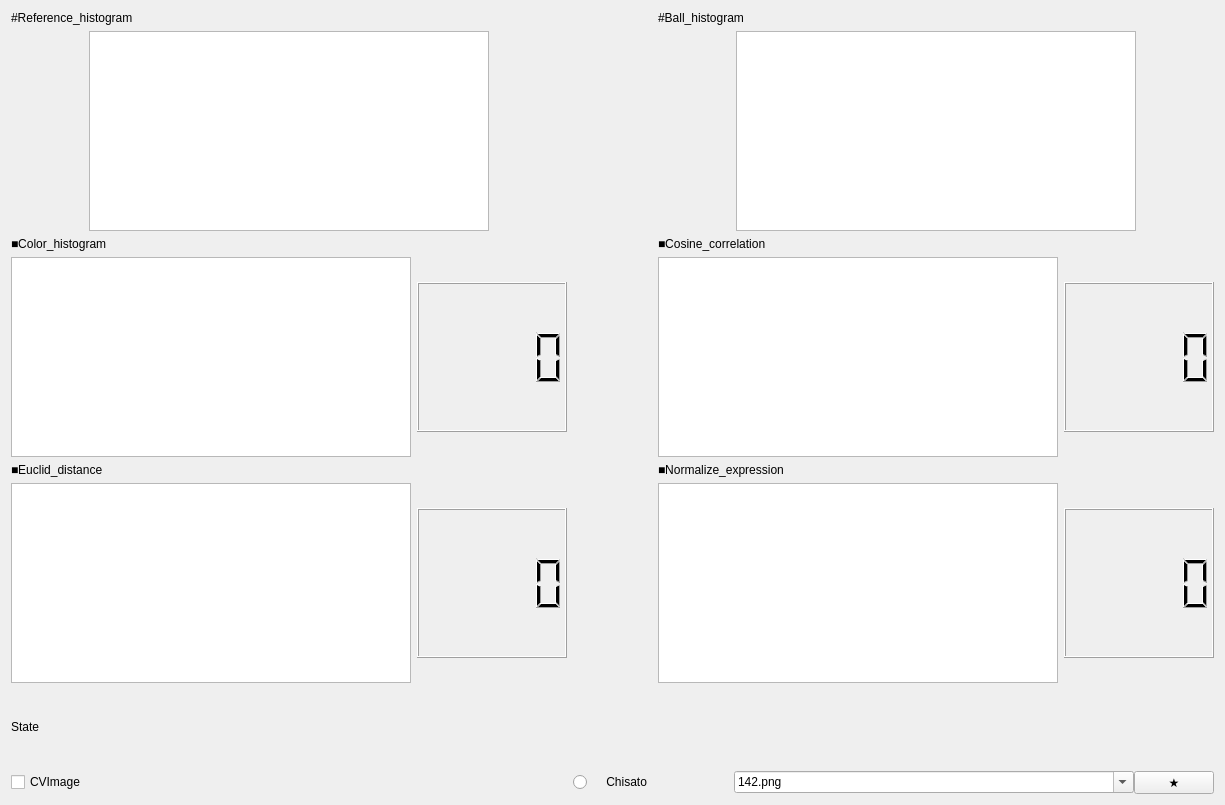
This is src/for_1426/ImageProcessing/otameshihistui.ui in ChisatoKasebayashi/Dorayaki as Qt 5 draws it before an edit. The edited form follows.
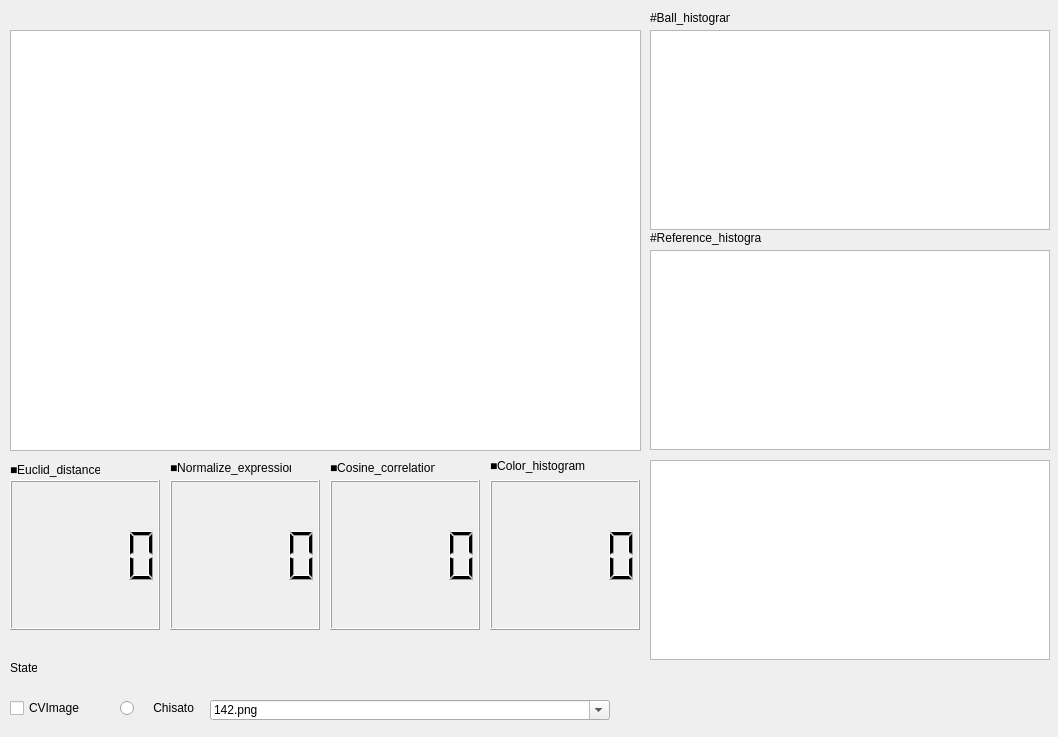
This is the edited form.

Commit message: 色を視覚化するための準備

The edit to the form file:
```diff
--- a/src/for_1426/ImageProcessing/otameshihistui.ui
+++ b/src/for_1426/ImageProcessing/otameshihistui.ui
@@ -6,28 +6,74 @@
    <rect>
     <x>0</x>
     <y>0</y>
-    <width>1161</width>
-    <height>805</height>
+    <width>1058</width>
+    <height>737</height>
    </rect>
   </property>
   <property name="windowTitle">
    <string>OtameshiHistUI</string>
   </property>
   <widget class="QWidget" name="centralWidget">
-   <layout class="QGridLayout" name="gridLayout">
-    <item row="0" column="0">
-     <layout class="QVBoxLayout" name="verticalLayout_2">
-      <item>
-       <widget class="QLabel" name="label_5">
+   <widget class="QLabel" name="labeldebug">
+    <property name="geometry">
+     <rect>
+      <x>10</x>
+      <y>660</y>
+      <width>27</width>
+      <height>16</height>
+     </rect>
+    </property>
         <property name="text">
-         <string>#Reference_histogram</string>
-        </property>
-       </widget>
-      </item>
-      <item>
-       <layout class="QHBoxLayout" name="horizontalLayout_6">
-        <item>
+     <string>State</string>
+    </property>
+   </widget>
+   <widget class="QCheckBox" name="checkCVImage">
+    <property name="geometry">
+     <rect>
+      <x>10</x>
+      <y>700</y>
+      <width>100</width>
+      <height>16</height>
+     </rect>
+    </property>
+    <property name="sizePolicy">
+     <sizepolicy hsizetype="Fixed" vsizetype="Fixed">
+      <horstretch>0</horstretch>
+      <verstretch>0</verstretch>
+     </sizepolicy>
+    </property>
+    <property name="minimumSize">
+     <size>
+      <width>100</width>
+      <height>0</height>
+     </size>
+    </property>
+    <property name="text">
+     <string>CVImage</string>
+    </property>
+   </widget>
+   <widget class="QRadioButton" name="Chisato">
+    <property name="geometry">
+     <rect>
+      <x>120</x>
+      <y>700</y>
+      <width>78</width>
+      <height>16</height>
+     </rect>
+    </property>
+    <property name="text">
+     <string>    Chisato</string>
+    </property>
+   </widget>
          <widget class="QGraphicsView" name="graphicsReference">
+    <property name="geometry">
+     <rect>
+      <x>650</x>
+      <y>250</y>
+      <width>400</width>
+      <height>200</height>
+     </rect>
+    </property>
           <property name="sizePolicy">
            <sizepolicy hsizetype="Fixed" vsizetype="Fixed">
             <horstretch>0</horstretch>
@@ -41,63 +87,131 @@
            </size>
           </property>
          </widget>
-        </item>
-       </layout>
-      </item>
-      <item>
+   <widget class="QLCDNumber" name="lcdScoreColorHist">
+    <property name="geometry">
+     <rect>
+      <x>490</x>
+      <y>480</y>
+      <width>150</width>
+      <height>150</height>
+     </rect>
+    </property>
+    <property name="sizePolicy">
+     <sizepolicy hsizetype="Fixed" vsizetype="Fixed">
+      <horstretch>0</horstretch>
+      <verstretch>0</verstretch>
+     </sizepolicy>
+    </property>
+    <property name="minimumSize">
+     <size>
+      <width>150</width>
+      <height>150</height>
+     </size>
+    </property>
+   </widget>
        <widget class="QLabel" name="label_6">
+    <property name="geometry">
+     <rect>
+      <x>490</x>
+      <y>450</y>
+      <width>101</width>
+      <height>31</height>
+     </rect>
+    </property>
         <property name="text">
          <string>■Color_histogram</string>
         </property>
        </widget>
-      </item>
-      <item>
-       <layout class="QHBoxLayout" name="horizontalLayout_7">
-        <item>
-         <widget class="QGraphicsView" name="graphicsColorHist">
-          <property name="sizePolicy">
-           <sizepolicy hsizetype="Fixed" vsizetype="Fixed">
-            <horstretch>0</horstretch>
-            <verstretch>0</verstretch>
-           </sizepolicy>
-          </property>
-          <property name="minimumSize">
+   <widget class="QGraphicsView" name="visualizeColor">
+    <property name="geometry">
+     <rect>
+      <x>10</x>
+      <y>30</y>
+      <width>631</width>
+      <height>421</height>
+     </rect>
+    </property>
+    <property name="maximumSize">
            <size>
-            <width>400</width>
-            <height>200</height>
+      <width>16777215</width>
+      <height>421</height>
            </size>
           </property>
          </widget>
-        </item>
-        <item>
-         <widget class="QLCDNumber" name="lcdScoreColorHist">
-          <property name="sizePolicy">
-           <sizepolicy hsizetype="Fixed" vsizetype="Fixed">
-            <horstretch>0</horstretch>
-            <verstretch>0</verstretch>
-           </sizepolicy>
-          </property>
-          <property name="minimumSize">
-           <size>
-            <width>150</width>
-            <height>150</height>
-           </size>
-          </property>
-         </widget>
-        </item>
-       </layout>
-      </item>
-      <item>
+   <widget class="QLabel" name="label">
+    <property name="geometry">
+     <rect>
+      <x>650</x>
+      <y>10</y>
+      <width>80</width>
+      <height>16</height>
+     </rect>
+    </property>
+    <property name="text">
+     <string>#Ball_histogram</string>
+    </property>
+   </widget>
+   <widget class="QLabel" name="label_5">
+    <property name="geometry">
+     <rect>
+      <x>650</x>
+      <y>230</y>
+      <width>112</width>
+      <height>16</height>
+     </rect>
+    </property>
+    <property name="text">
+     <string>#Reference_histogram</string>
+    </property>
+   </widget>
+   <widget class="QLabel" name="label_4">
+    <property name="geometry">
+     <rect>
+      <x>170</x>
+      <y>460</y>
+      <width>121</width>
+      <height>16</height>
+     </rect>
+    </property>
+    <property name="text">
+     <string>■Normalize_expression</string>
+    </property>
+   </widget>
+   <widget class="QLabel" name="label_3">
+    <property name="geometry">
+     <rect>
+      <x>330</x>
+      <y>460</y>
+      <width>105</width>
+      <height>16</height>
+     </rect>
+    </property>
+    <property name="text">
+     <string>■Cosine_correlation</string>
+    </property>
+   </widget>
        <widget class="QLabel" name="label_2">
+    <property name="geometry">
+     <rect>
+      <x>10</x>
+      <y>462</y>
+      <width>90</width>
+      <height>16</height>
+     </rect>
+    </property>
         <property name="text">
          <string>■Euclid_distance</string>
         </property>
        </widget>
-      </item>
-      <item>
-       <layout class="QHBoxLayout" name="horizontalLayout_3">
-        <item>
-         <widget class="QGraphicsView" name="graphicsEuclid">
+   <widget class="QLCDNumber" name="lcdScoreCosine">
+    <property name="geometry">
+     <rect>
+      <x>330</x>
+      <y>480</y>
+      <width>150</width>
+      <height>150</height>
+     </rect>
+    </property>
           <property name="sizePolicy">
            <sizepolicy hsizetype="Fixed" vsizetype="Fixed">
             <horstretch>0</horstretch>
@@ -106,14 +220,42 @@
           </property>
           <property name="minimumSize">
            <size>
-            <width>400</width>
-            <height>200</height>
+      <width>150</width>
+      <height>150</height>
            </size>
           </property>
          </widget>
-        </item>
-        <item>
+   <widget class="QLCDNumber" name="lcdScoreNormalize">
+    <property name="geometry">
+     <rect>
+      <x>170</x>
+      <y>480</y>
+      <width>150</width>
+      <height>150</height>
+     </rect>
+    </property>
+    <property name="sizePolicy">
+     <sizepolicy hsizetype="Fixed" vsizetype="Fixed">
+      <horstretch>0</horstretch>
+      <verstretch>0</verstretch>
+     </sizepolicy>
+    </property>
+    <property name="minimumSize">
+     <size>
+      <width>150</width>
+      <height>150</height>
+     </size>
+    </property>
+   </widget>
          <widget class="QLCDNumber" name="lcdScoreEuclid">
+    <property name="geometry">
+     <rect>
+      <x>10</x>
+      <y>480</y>
+      <width>150</width>
+      <height>150</height>
+     </rect>
+    </property>
           <property name="sizePolicy">
            <sizepolicy hsizetype="Fixed" vsizetype="Fixed">
             <horstretch>0</horstretch>
@@ -133,51 +275,37 @@
            <double>0.000000000000000</double>
           </property>
          </widget>
-        </item>
-       </layout>
-      </item>
-     </layout>
-    </item>
-    <item row="0" column="2" colspan="2">
-     <layout class="QVBoxLayout" name="verticalLayout">
-      <item>
-       <widget class="QLabel" name="label">
-        <property name="text">
-         <string>#Ball_histogram</string>
-        </property>
-       </widget>
-      </item>
-      <item>
-       <layout class="QHBoxLayout" name="horizontalLayout_2">
-        <item>
+   <widget class="QGraphicsView" name="graphicsColorHist">
+    <property name="geometry">
+     <rect>
+      <x>650</x>
+      <y>460</y>
+      <width>400</width>
+      <height>200</height>
+     </rect>
+    </property>
+    <property name="sizePolicy">
+     <sizepolicy hsizetype="Fixed" vsizetype="Fixed">
+      <horstretch>0</horstretch>
+      <verstretch>0</verstretch>
+     </sizepolicy>
+    </property>
+    <property name="minimumSize">
+     <size>
+      <width>400</width>
+      <height>200</height>
+     </size>
+    </property>
+   </widget>
          <widget class="QGraphicsView" name="graphicsBallHist">
-          <property name="sizePolicy">
-           <sizepolicy hsizetype="Fixed" vsizetype="Fixed">
-            <horstretch>0</horstretch>
-            <verstretch>0</verstretch>
-           </sizepolicy>
-          </property>
-          <property name="minimumSize">
-           <size>
+    <property name="geometry">
+     <rect>
+      <x>650</x>
+      <y>30</y>
             <width>400</width>
             <height>200</height>
-           </size>
-          </property>
-         </widget>
-        </item>
-       </layout>
-      </item>
-      <item>
-       <widget class="QLabel" name="label_3">
-        <property name="text">
-         <string>■Cosine_correlation</string>
-        </property>
-       </widget>
-      </item>
-      <item>
-       <layout class="QHBoxLayout" name="horizontalLayout_4">
-        <item>
-         <widget class="QGraphicsView" name="graphicsCosine">
+     </rect>
+    </property>
           <property name="sizePolicy">
            <sizepolicy hsizetype="Fixed" vsizetype="Fixed">
             <horstretch>0</horstretch>
@@ -191,36 +319,15 @@
            </size>
           </property>
          </widget>
-        </item>
-        <item>
-         <widget class="QLCDNumber" name="lcdScoreCosine">
-          <property name="sizePolicy">
-           <sizepolicy hsizetype="Fixed" vsizetype="Fixed">
-            <horstretch>0</horstretch>
-            <verstretch>0</verstretch>
-           </sizepolicy>
-          </property>
-          <property name="minimumSize">
-           <size>
-            <width>150</width>
-            <height>150</height>
-           </size>
-          </property>
-         </widget>
-        </item>
-       </layout>
-      </item>
-      <item>
-       <widget class="QLabel" name="label_4">
-        <property name="text">
-         <string>■Normalize_expression</string>
-        </property>
-       </widget>
-      </item>
-      <item>
-       <layout class="QHBoxLayout" name="horizontalLayout_5">
-        <item>
-         <widget class="QGraphicsView" name="graphicsNormalize">
+   <widget class="QPushButton" name="pushStar">
+    <property name="geometry">
+     <rect>
+      <x>1143</x>
+      <y>772</y>
+      <width>75</width>
+      <height>23</height>
+     </rect>
+    </property>
           <property name="sizePolicy">
            <sizepolicy hsizetype="Fixed" vsizetype="Fixed">
             <horstretch>0</horstretch>
@@ -229,68 +336,23 @@
           </property>
           <property name="minimumSize">
            <size>
-            <width>400</width>
-            <height>200</height>
-           </size>
-          </property>
-         </widget>
-        </item>
-        <item>
-         <widget class="QLCDNumber" name="lcdScoreNormalize">
-          <property name="sizePolicy">
-           <sizepolicy hsizetype="Fixed" vsizetype="Fixed">
-            <horstretch>0</horstretch>
-            <verstretch>0</verstretch>
-           </sizepolicy>
-          </property>
-          <property name="minimumSize">
-           <size>
-            <width>150</width>
-            <height>150</height>
-           </size>
-          </property>
-         </widget>
-        </item>
-       </layout>
-      </item>
-     </layout>
-    </item>
-    <item row="1" column="0">
-     <widget class="QLabel" name="labeldebug">
+      <width>40</width>
+      <height>20</height>
+     </size>
+    </property>
       <property name="text">
-       <string>State</string>
-      </property>
-     </widget>
-    </item>
-    <item row="2" column="0">
-     <widget class="QCheckBox" name="checkCVImage">
-      <property name="sizePolicy">
-       <sizepolicy hsizetype="Fixed" vsizetype="Fixed">
-        <horstretch>0</horstretch>
-        <verstretch>0</verstretch>
-       </sizepolicy>
-      </property>
-      <property name="minimumSize">
-       <size>
-        <width>100</width>
-        <height>0</height>
-       </size>
-      </property>
-      <property name="text">
-       <string>CVImage</string>
-      </property>
-     </widget>
-    </item>
-    <item row="2" column="3">
-     <layout class="QHBoxLayout" name="horizontalLayout">
-      <property name="spacing">
-       <number>0</number>
-      </property>
-      <property name="leftMargin">
-       <number>0</number>
-      </property>
-      <item>
+     <string>★</string>
+    </property>
+   </widget>
        <widget class="QComboBox" name="comboImageName">
+    <property name="geometry">
+     <rect>
+      <x>210</x>
+      <y>700</y>
+      <width>400</width>
+      <height>20</height>
+     </rect>
+    </property>
         <property name="sizePolicy">
          <sizepolicy hsizetype="Fixed" vsizetype="Fixed">
           <horstretch>0</horstretch>
@@ -317,36 +379,6 @@
          </property>
         </item>
        </widget>
-      </item>
-      <item>
-       <widget class="QPushButton" name="pushStar">
-        <property name="sizePolicy">
-         <sizepolicy hsizetype="Fixed" vsizetype="Fixed">
-          <horstretch>0</horstretch>
-          <verstretch>0</verstretch>
-         </sizepolicy>
-        </property>
-        <property name="minimumSize">
-         <size>
-          <width>40</width>
-          <height>20</height>
-         </size>
-        </property>
-        <property name="text">
-         <string>★</string>
-        </property>
-       </widget>
-      </item>
-     </layout>
-    </item>
-    <item row="2" column="1">
-     <widget class="QRadioButton" name="Chisato">
-      <property name="text">
-       <string>    Chisato</string>
-      </property>
-     </widget>
-    </item>
-   </layout>
   </widget>
  </widget>
  <layoutdefault spacing="6" margin="11"/>
```
Lines whose indentation alone changed are shown as unchanged. The commit also changes 2 other files.
